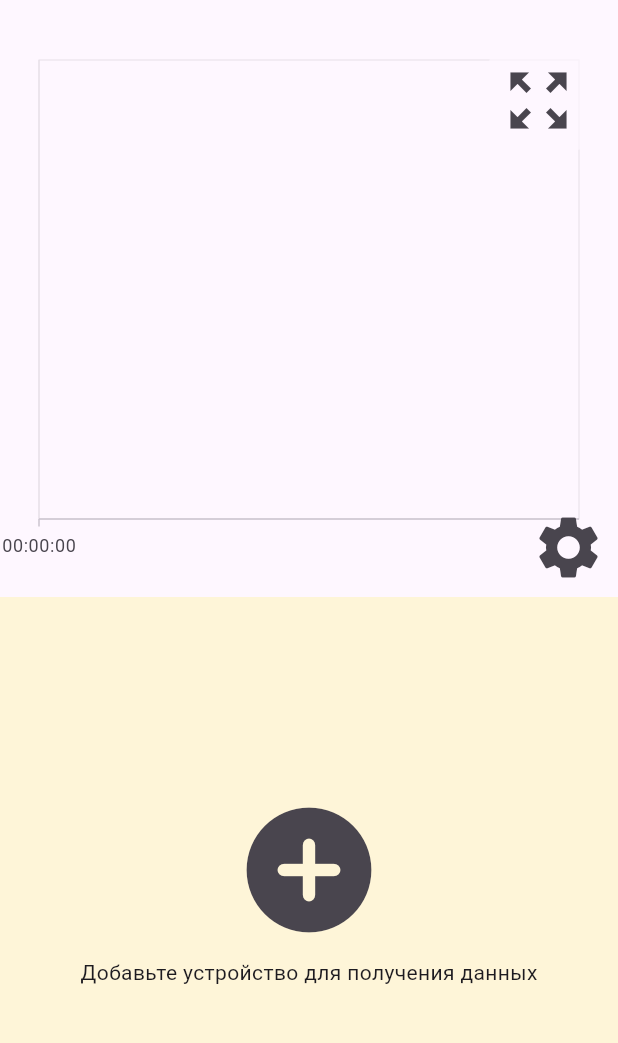
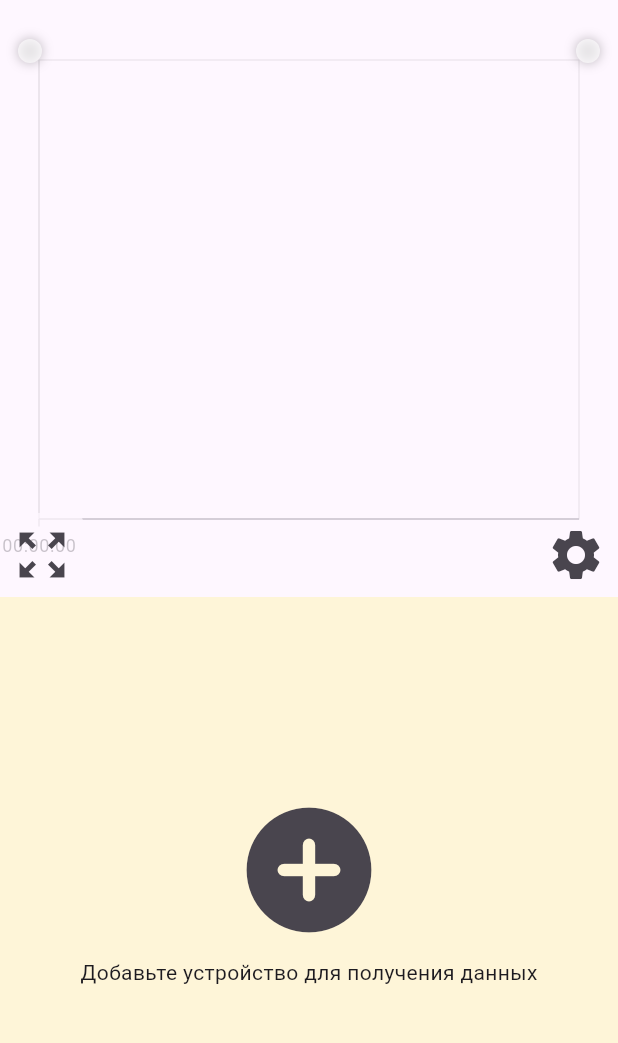
Before and after one commit to simkaa47/BleServer, a Flutter app: the screen it shows after launch, after a tap on the "skip next" icon, on a phone screen of 412 x 824 dp, the part 63-1106 px from its top. Run offline on Flutter 3.47's test engine with Material 3 defaults, Android fonts, the light colour scheme and no system bars; our stand-ins replace auto_size_text, fl_chart, flutter_colorpicker, flutter_riverpod, go_router, rxdart and 2 more; missing offline and left inert: universal_ble; accounts and stored records are empty.

Commit message:
Добавлено отображение легенды для левых и правых линий графика

```diff
--- a/idensity_ble_client/lib/widgets/main_page/charts/main_real_time_widget.dart
+++ b/idensity_ble_client/lib/widgets/main_page/charts/main_real_time_widget.dart
@@ -25,6 +25,12 @@ class _MainRealTimeWidgetState extends ConsumerState<MainRealTimeWidget> {
   late AsyncValue<List<ChartSettings>> _chartSettingsAsyncState;
   late AsyncValue<List<Device>> _devicesAsyncValue;
   late AsyncValue<MeasUnitService> _measUnitServiceAsyncState;
+
+  List<_ChartLine> get _leftLines =>
+      _chartLines.values.where((l) => !l.isRight).toList();
+
+  List<_ChartLine> get _rightLines =>
+      _chartLines.values.where((l) => l.isRight).toList();
 
   @override
   void initState() {
@@ -64,7 +70,6 @@ class _MainRealTimeWidgetState extends ConsumerState<MainRealTimeWidget> {
       children: [
         Padding(
           padding: const EdgeInsets.all(16.0),
-
           child: SfCartesianChart(
             key: ValueKey('$_hasLeftAxis-$_hasRightAxis'),
             // Включаем сглаживание для отрисовки
@@ -108,7 +113,8 @@ class _MainRealTimeWidgetState extends ConsumerState<MainRealTimeWidget> {
           bottom: 0,
           right: 0,
           child: IconButton(
-            iconSize: 50,
+            iconSize: 40,
+             tooltip: 'Настройки',
             onPressed: () {
               Navigator.push(
                 context,
@@ -121,27 +127,72 @@ class _MainRealTimeWidgetState extends ConsumerState<MainRealTimeWidget> {
           ),
         ),
         Positioned(
-          top: 20,
-          right: 20,
+          bottom: 0,
+          left: 0,
           child: Container(
             decoration: BoxDecoration(
               color: Theme.of(context).colorScheme.surface.withOpacity(0.7),
               borderRadius: BorderRadius.circular(8),
             ),
             child: IconButton(
-              iconSize: 50,
+              iconSize: 40,
               icon: const Icon(Icons.zoom_out_map),
               onPressed: () => _zoomPanBehavior.reset(),
               tooltip: 'Сбросить зум',
             ),
           ),
         ),
+        Positioned(top: 12, left: 12, child: _buildOverlayLegend(_leftLines)),
+        Positioned(top: 12, right: 12, child: _buildOverlayLegend(_rightLines)),
       ],
     );
 
     return _isChartSettingsNotReady()
         ? const Center(child: CircularProgressIndicator())
         : chart;
+  }
+
+  Widget _buildOverlayLegend(List<_ChartLine> lines) {
+    return Container(
+      padding: const EdgeInsets.all(8),
+      decoration: BoxDecoration(
+        color: Colors.white.withAlpha(160),
+        borderRadius: BorderRadius.circular(8),
+        boxShadow: const [BoxShadow(blurRadius: 6, color: Colors.black26)],
+      ),
+      child: _buildLegendColumn(lines),
+    );
+  }
+
+  Widget _buildLegendColumn(List<_ChartLine> lines) {
+    if (lines.isEmpty) return const SizedBox();
+
+    return Column(
+      crossAxisAlignment: CrossAxisAlignment.start,
+      children: [
+        const SizedBox(height: 6),
+        ...lines.map((line) {
+          return Padding(
+            padding: const EdgeInsets.symmetric(vertical: 4),
+            child: Row(
+              mainAxisSize: MainAxisSize.min,
+              children: [
+                Container(
+                  width: 10,
+                  height: 10,
+                  decoration: BoxDecoration(
+                    color: line.color,
+                    shape: BoxShape.circle,
+                  ),
+                ),
+                const SizedBox(width: 6),
+                Text(line.name, style: const TextStyle(fontSize: 11)),
+              ],
+            ),
+          );
+        }),
+      ],
+    );
   }
 
   _addData(Device device) {
@@ -265,6 +316,7 @@ class _MainRealTimeWidgetState extends ConsumerState<MainRealTimeWidget> {
 
       if (_chartLines.containsKey(lineId)) {
         _chartLines[lineId]!.isRight = setting.rightAxis;
+        _chartLines[lineId]!.color = setting.color;
         continue;
       }
 
@@ -408,12 +460,12 @@ class _ChartData {
 class _ChartLine {
   final List<_ChartData> points;
   final String name;
-  final Color color;
+  Color color;
   MeasUnit? measUnit;
   bool isRight;
   _ChartLine({
     required this.name,
-    required this.color,
+    this.color = Colors.black,
     required this.points,
     this.isRight = false,
   });
```
